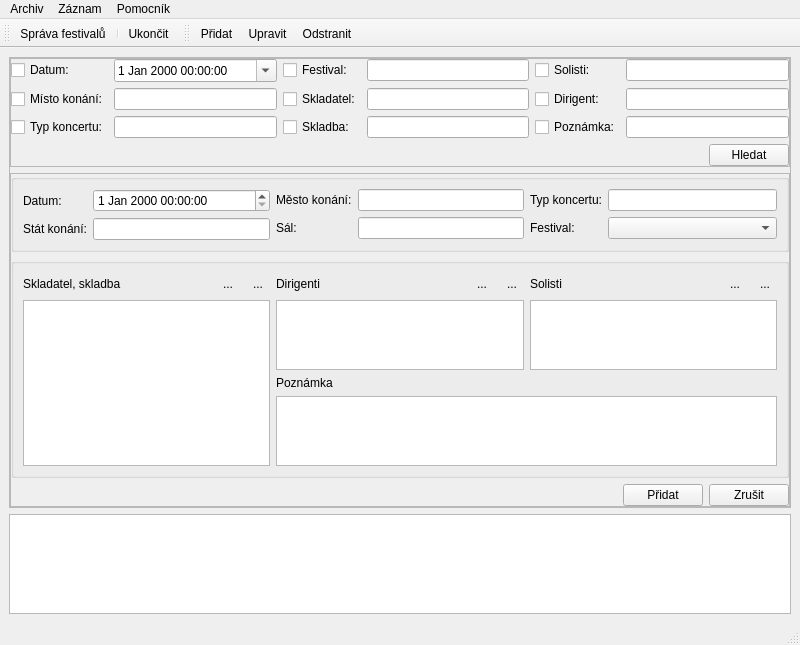
Above: mainform.ui from osense/fb-archive before the change. Below: the same form after it.
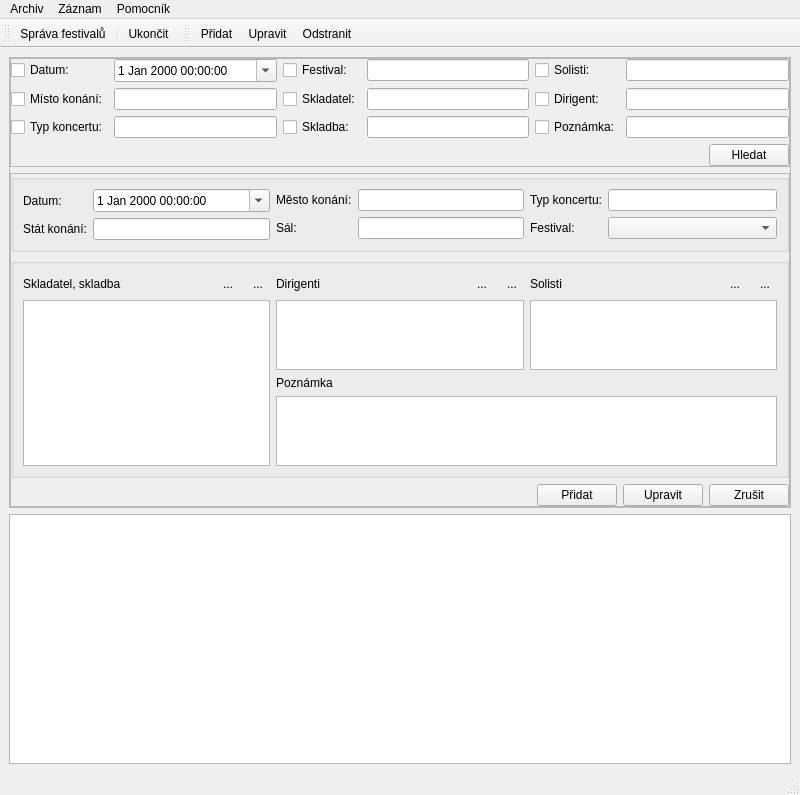
That is the form after the change. Icons and pictures are not drawn.

```diff
--- a/mainform.ui
+++ b/mainform.ui
@@ -7,7 +7,7 @@
     <x>0</x>
     <y>0</y>
     <width>800</width>
-    <height>643</height>
+    <height>656</height>
    </rect>
   </property>
   <property name="windowTitle">
@@ -231,7 +231,11 @@
                 </widget>
                </item>
                <item row="0" column="1">
-                <widget class="QDateTimeEdit" name="edit_date"/>
+                <widget class="QDateTimeEdit" name="edit_date">
+                 <property name="calendarPopup">
+                  <bool>true</bool>
+                 </property>
+                </widget>
                </item>
                <item row="1" column="0">
                 <widget class="QLabel" name="label_2">
@@ -480,6 +484,23 @@
               </property>
              </widget>
             </item>
+            <item>
+             <widget class="QPushButton" name="btn_edit_save">
+              <property name="text">
+               <string>Upravit</string>
+              </property>
+              <property name="icon">
+               <iconset resource="resource.qrc">
+                <normaloff>:/icons/icons/Actions-document-save-icon.png</normaloff>:/icons/icons/Actions-document-save-icon.png</iconset>
+              </property>
+              <property name="iconSize">
+               <size>
+                <width>24</width>
+                <height>24</height>
+               </size>
+              </property>
+             </widget>
+            </item>
             <item>
              <widget class="QPushButton" name="btn_edit_cancel">
               <property name="text">
@@ -512,7 +533,7 @@
       <property name="minimumSize">
        <size>
         <width>0</width>
-        <height>100</height>
+        <height>250</height>
        </size>
       </property>
       <property name="editTriggers">
```
